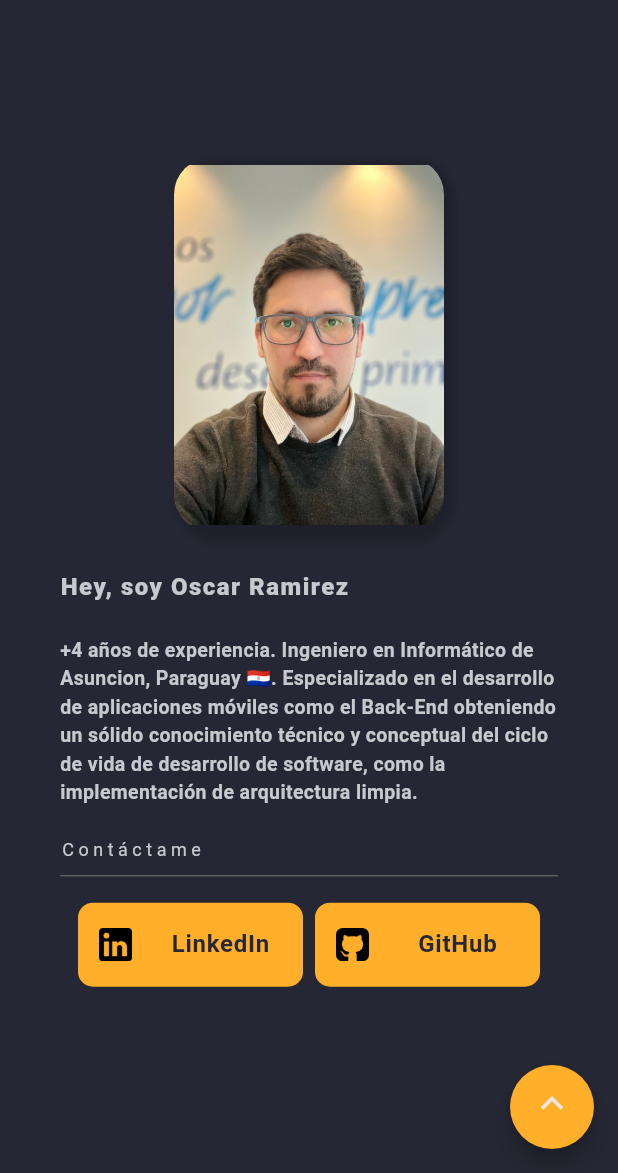
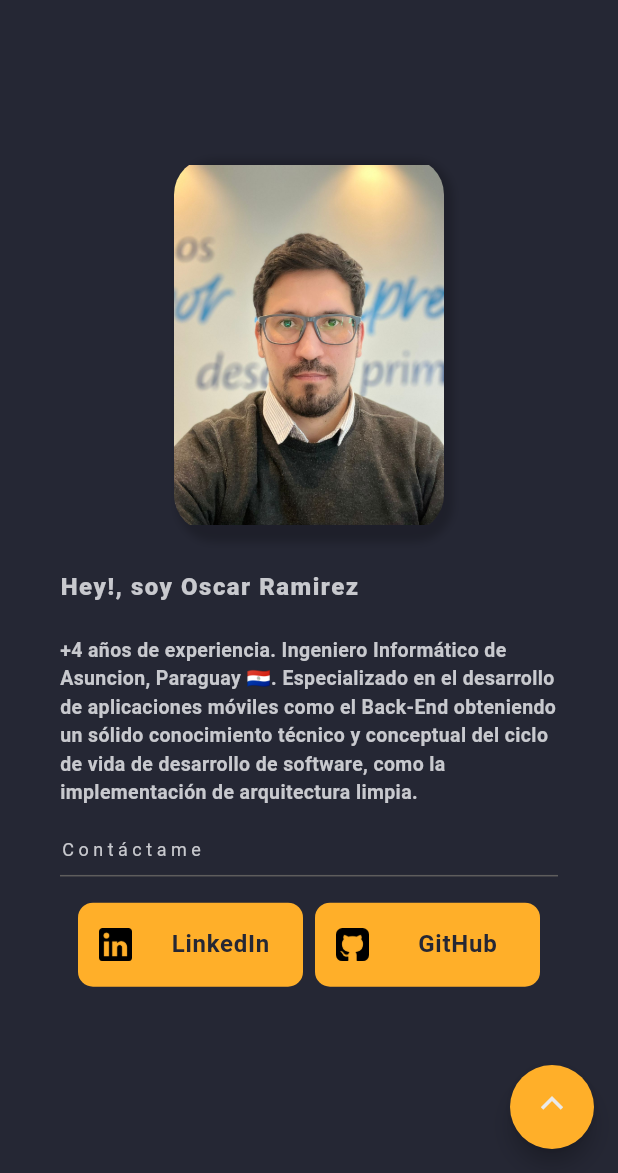
Before and after one commit to OdaFra/portfolio, a Flutter app: the screen it shows after launch, on a phone screen of 412 x 824 dp, the part 63-1236 px from its top. Run offline on Flutter 3.47's test engine with Material 3 defaults, Android fonts, the light colour scheme and no system bars; drawn by our look-alikes of auto_size_text, flutter_speed_dial; our stand-ins replace flutter_riverpod, riverpod_annotation; missing offline and left inert: dart:js; generated files the repository leaves out were written again.

Commit message:
fix: Actualizamos contenido de la descripcion en la seccion de sobre mi

```diff
--- a/lib/src/constants/about_me.dart
+++ b/lib/src/constants/about_me.dart
@@ -1,9 +1,9 @@
 const List<Map> aboutMeItems = [
   {
-    'me': "Hey, soy Oscar Ramirez",
+    'me': "Hey!, soy Oscar Ramirez",
     "presentation":
-        "+4 años de experiencia. Ingeniero en Informático de Asuncion, Paraguay 🇵🇾. Especializado en el desarrollo de aplicaciones móviles como el Back-End obteniendo un sólido conocimiento técnico y conceptual del ciclo de vida de desarrollo de software, como la implementación de arquitectura limpia.",
+        "+4 años de experiencia. Ingeniero Informático de Asuncion, Paraguay 🇵🇾. Especializado en el desarrollo de aplicaciones móviles como el Back-End obteniendo un sólido conocimiento técnico y conceptual del ciclo de vida de desarrollo de software, como la implementación de arquitectura limpia.",
     "aboutme":
-        "Me llamo Oscar y soy un profesional con una vasta experiencia en la industria de las Telecomunicaciones.\n \n 👇 Actualmente contribuyó en el desarrollo de la App de Tigo Money, la cual se encuentra disponible en los siguientes paises: \n - Paraguay 🇵🇾 \n - Bolivia 🇧🇴 \n - Honduras 🇭🇳 \n - Guatemala 🇬🇹\n \n Mi objetivo es seguir creciendo como profesional, permitiendo enfrentar nuevos desafíos utilizando mis habilidades de resolución de problemas y versatilidad, con el finalidad de proporcionar innovación.",
+        "Me llamo Oscar y soy un profesional con una vasta experiencia en la industria de las Telecomunicaciones.\n \n 👇 Actualmente contribuyo en el desarrollo de la App de Tigo Money, la cual se encuentra disponible en los siguientes paises: \n - Paraguay 🇵🇾 \n - Bolivia 🇧🇴 \n - Honduras 🇭🇳 \n - Guatemala 🇬🇹\n \n Mi objetivo es continuar creciendo como profesional, enfrentando nuevos desafíos que me permitan aplicar mis habilidades en la resolución de problemas y mi capacidad de adaptación. Aspiro aportar soluciones innovadoras que generen valor y contribuyan al éxito de los proyectos en los que paticipe.",
   },
 ];
--- a/lib/src/constants/work_experience.dart
+++ b/lib/src/constants/work_experience.dart
@@ -5,7 +5,7 @@ List<Map> workExperienceItems = [
     "year": "Abr. 2024 - Actualidad",
     "ubication": 'En remoto - Paraguay',
     "description":
-        'Actualmente contribuyó en el desarrollo de la App de Tigo Money, la cual se encuentra disponible en los siguientes paises: Paraguay, Bolivia, Honduras, Guatemala y El Salvador. Aplicando los principios de Clean Architecture para mantener una estructura de código limpio, modular y fácil de mantener.',
+        'Actualmente contribuyo en el desarrollo de la App de Tigo Money, la cual se encuentra disponible en los siguientes paises: Paraguay, Bolivia, Honduras, Guatemala y El Salvador. Aplicando los principios de Clean Architecture para mantener una estructura de código limpio, modular y fácil de mantener.',
     'skill': {
       "dart": 'assets/imgs/languages/Dart.png',
       "flutter": 'assets/imgs/framework/Flutter.png',
--- a/lib/src/widgets/profile_image.dart
+++ b/lib/src/widgets/profile_image.dart
@@ -42,7 +42,7 @@ class ProfileImage extends StatelessWidget {
             return child;
           }
           return AnimatedSwitcher(
-            duration: const Duration(milliseconds: 600),
+            duration: const Duration(milliseconds: 750),
             child: frame != null
                 ? child
                 : const Center(
```
